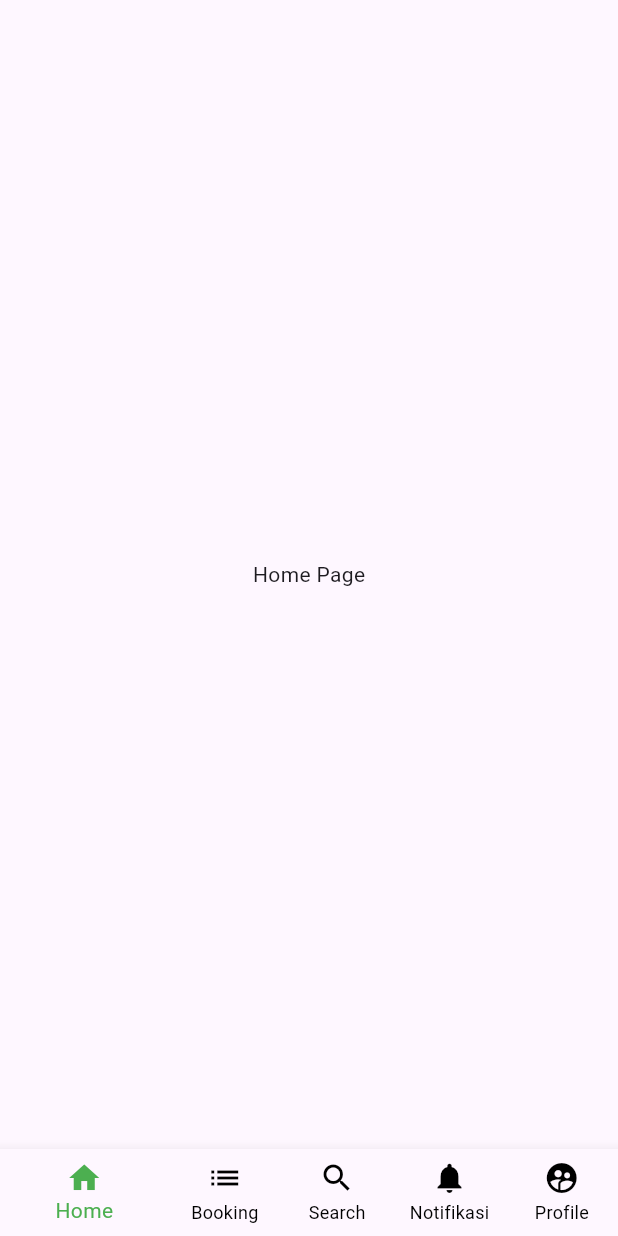
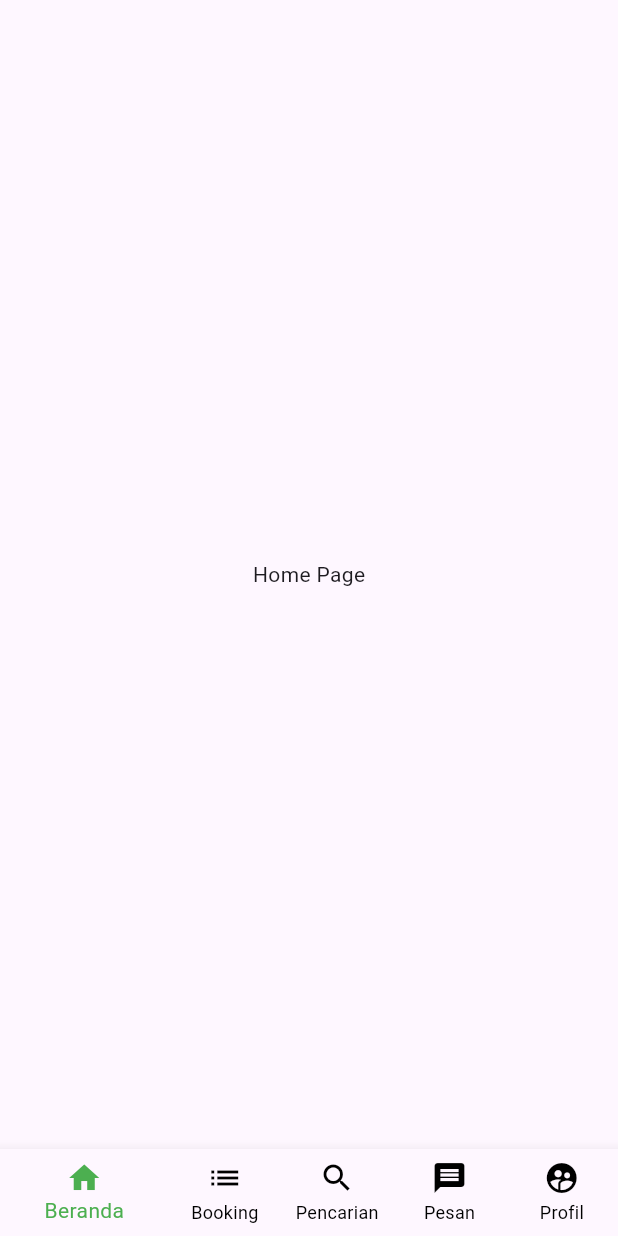
Before and after one commit to goncang1512/easy-health, a Flutter app: the screen it shows after launch, on a phone screen of 412 x 824 dp. Run offline on Flutter 3.47's test engine with Material 3 defaults, Android fonts, the phone set to English and light mode, and no system bars.

Commit message:
feat: add chat list for admin

```diff
--- /dev/null
+++ b/lib/screens/chatlist_screen.dart
@@ -0,0 +1,15 @@
+import 'package:flutter/material.dart';
+
+class ChatListScreen extends StatefulWidget {
+  const ChatListScreen({super.key});
+
+  @override
+  State<ChatListScreen> createState() => _ChatList();
+}
+
+class _ChatList extends State<ChatListScreen> {
+  @override
+  Widget build(BuildContext context) {
+    return Scaffold(body: Center(child: Text("Data error")));
+  }
+}
--- a/lib/widgets/bottom_navigation.dart
+++ b/lib/widgets/bottom_navigation.dart
@@ -1,35 +1,39 @@
 import 'package:flutter/material.dart';
 
-class ButtonNavBar extends StatefulWidget {
+class ButtonNavBar extends StatelessWidget {
   final Function(int)? onItemTapped;
   final int selectedIndex;
-  const ButtonNavBar({super.key, this.onItemTapped, this.selectedIndex = 0});
+  final String role;
+  const ButtonNavBar({
+    super.key,
+    this.onItemTapped,
+    this.selectedIndex = 0,
+    required this.role,
+  });
 
-  @override
-  State<ButtonNavBar> createState() => _BottomComponent();
-}
-
-class _BottomComponent extends State<ButtonNavBar> {
   @override
   Widget build(BuildContext context) {
     return BottomNavigationBar(
-      items: const <BottomNavigationBarItem>[
+      items: <BottomNavigationBarItem>[
         // item pertama
-        BottomNavigationBarItem(icon: Icon(Icons.home), label: "Home"),
-        BottomNavigationBarItem(icon: Icon(Icons.list), label: "Booking"),
-        BottomNavigationBarItem(icon: Icon(Icons.search), label: "Search"),
-        BottomNavigationBarItem(
-          icon: Icon(Icons.notifications),
-          label: "Notifikasi",
+        const BottomNavigationBarItem(icon: Icon(Icons.home), label: "Beranda"),
+        const BottomNavigationBarItem(icon: Icon(Icons.list), label: "Booking"),
+        const BottomNavigationBarItem(
+          icon: Icon(Icons.search),
+          label: "Pencarian",
         ),
         BottomNavigationBarItem(
+          icon: Icon(role == "Admin" ? Icons.message : Icons.notifications),
+          label: role == "Admin" ? "Pesan" : "Notifikasi",
+        ),
+        const BottomNavigationBarItem(
           icon: Icon(Icons.supervised_user_circle),
-          label: "Profile",
+          label: "Profil",
         ),
         // item ketiga
       ],
-      currentIndex: widget.selectedIndex,
-      onTap: widget.onItemTapped,
+      currentIndex: selectedIndex,
+      onTap: onItemTapped,
       showSelectedLabels: true,
       showUnselectedLabels: true,
       selectedItemColor: Colors.green,
--- a/lib/widgets/main_screen.dart
+++ b/lib/widgets/main_screen.dart
@@ -1,3 +1,4 @@
+import 'package:easyhealth/screens/chatlist_screen.dart';
 import 'package:easyhealth/widgets/bottom_navigation.dart';
 import 'package:easyhealth/screens/booking_screen.dart';
 import 'package:easyhealth/screens/home_screen.dart';
@@ -18,21 +19,23 @@ class MainScreen extends StatefulWidget {
 class _MainPage extends State<MainScreen> {
   int _selectedIndex = 0;
   Widget? _customScreen;
+  String role = "Admin";
+  late List<Widget> _screenOptions;
 
   @override
   void initState() {
     super.initState();
     _selectedIndex = widget.index ?? _selectedIndex; // isi setelah state dibuat
     _customScreen = widget.screen;
+
+    _screenOptions = [
+      HomeScreen(),
+      BookingScreen(),
+      SearchScreen(),
+      role == "Admin" ? ChatListScreen() : NotifScreen(),
+      ProfileScreen(),
+    ];
   }
-
-  static const List<Widget> _screenOptions = <Widget>[
-    HomeScreen(),
-    BookingScreen(),
-    SearchScreen(),
-    NotifScreen(),
-    ProfileScreen(),
-  ];
 
   void _onItemTapped(int index) {
     setState(() {
@@ -46,6 +49,7 @@ class _MainPage extends State<MainScreen> {
     return Scaffold(
       body: _customScreen ?? _screenOptions.elementAt(_selectedIndex),
       bottomNavigationBar: ButtonNavBar(
+        role: role,
         onItemTapped: _onItemTapped,
         selectedIndex: _selectedIndex,
       ),
```
